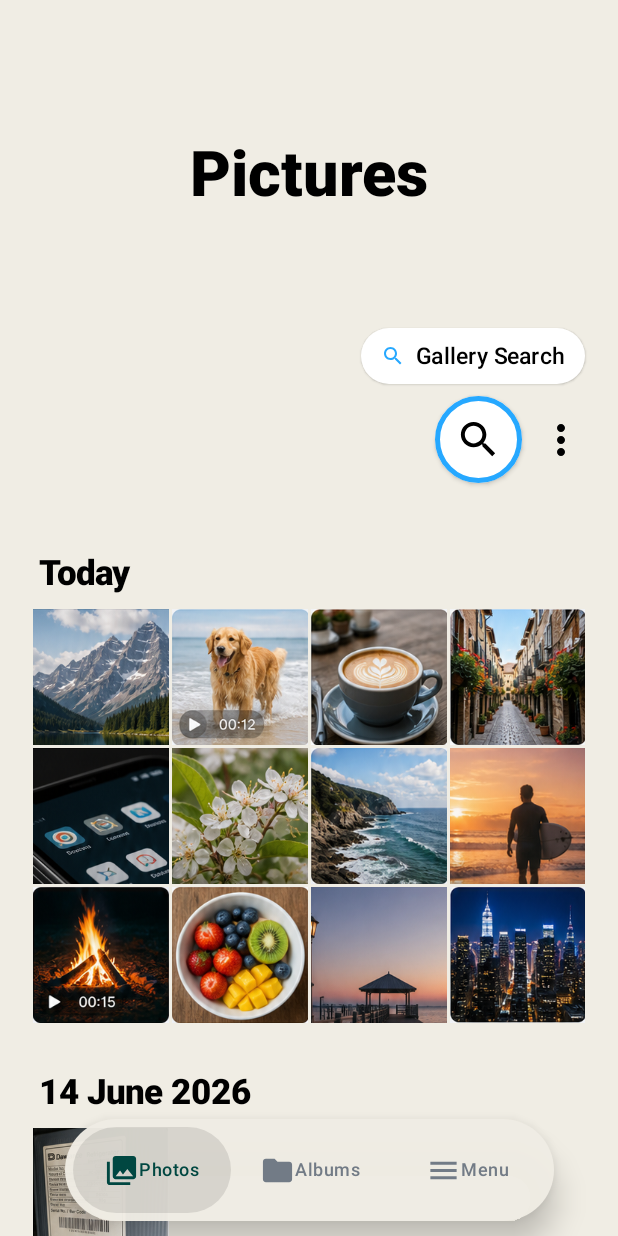
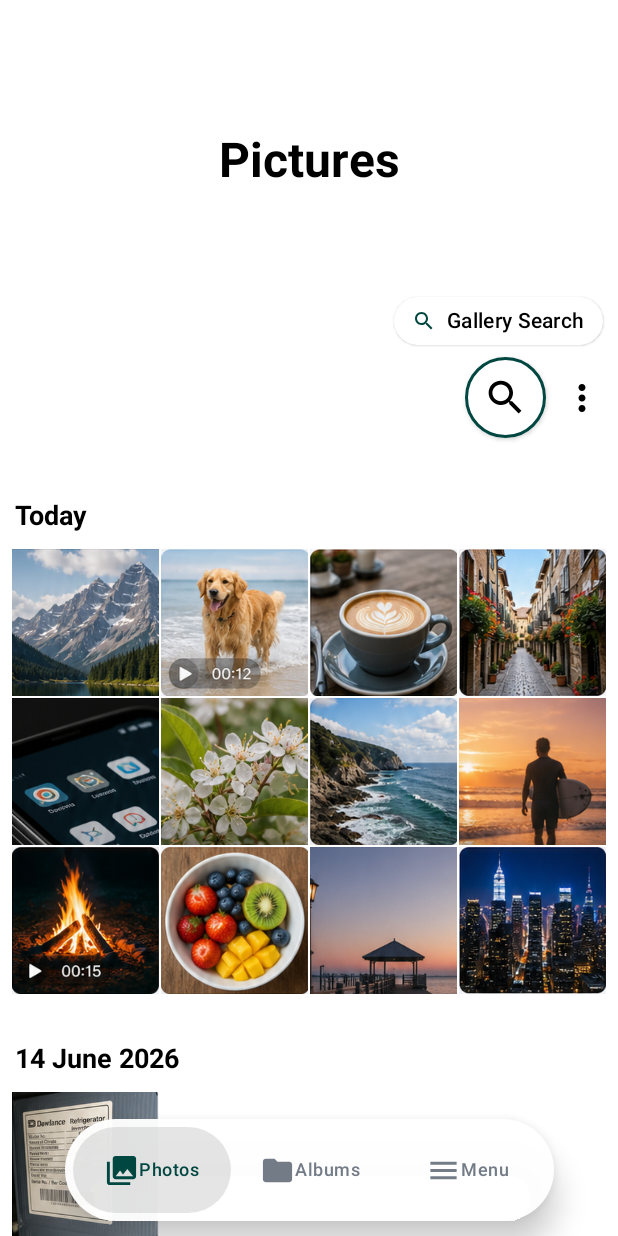
Before and after one commit to SwailumZafar/native-gallery, an Android app built with Jetpack Compose: the screen it shows after launch (MainActivity), on a phone screen of 412 x 824 dp. Run offline under Robolectric (Android 15) with nearby library versions, the phone set to English and light mode, and no system bars.

Commit message:
Tighten photos reference styling

```diff
--- a/app/src/main/java/com/example/nativegallery/ui/PhotosScreen.kt
+++ b/app/src/main/java/com/example/nativegallery/ui/PhotosScreen.kt
@@ -86,19 +86,19 @@ private fun PicturesHeader(
     Column(
         modifier = Modifier
             .fillMaxWidth()
-            .padding(start = 22.dp, top = 92.dp, end = 22.dp),
+            .padding(start = 10.dp, top = 88.dp, end = 10.dp),
         horizontalAlignment = Alignment.CenterHorizontally
     ) {
         Text(
             text = "Pictures",
             style = MaterialTheme.typography.headlineLarge.copy(
-                fontSize = 42.sp,
-                lineHeight = 48.sp,
-                fontWeight = FontWeight.Black
+                fontSize = 32.sp,
+                lineHeight = 38.sp,
+                fontWeight = FontWeight.Bold
             ),
             color = MaterialTheme.colorScheme.onBackground
         )
-        Spacer(Modifier.height(78.dp))
+        Spacer(Modifier.height(72.dp))
         Row(
             modifier = Modifier.fillMaxWidth(),
             horizontalArrangement = Arrangement.End
@@ -115,7 +115,7 @@ private fun PicturesHeader(
                         imageVector = Icons.Filled.MoreVert,
                         contentDescription = "More options",
                         tint = MaterialTheme.colorScheme.onBackground,
-                        modifier = Modifier.size(32.dp)
+                        modifier = Modifier.size(28.dp)
                     )
                 }
             }
@@ -124,7 +124,7 @@ private fun PicturesHeader(
             Spacer(Modifier.height(18.dp))
             mediaAccessNotice()
         }
-        Spacer(Modifier.height(46.dp))
+        Spacer(Modifier.height(40.dp))
     }
 }
 
@@ -136,13 +136,13 @@ private fun GallerySearchBubble() {
         shadowElevation = 1.dp
     ) {
         Row(
-            modifier = Modifier.padding(horizontal = 13.dp, vertical = 8.dp),
+            modifier = Modifier.padding(horizontal = 12.dp, vertical = 6.dp),
             verticalAlignment = Alignment.CenterVertically
         ) {
             Icon(
                 imageVector = Icons.Filled.Search,
                 contentDescription = null,
-                tint = Color(0xFF26A8FF),
+                tint = MaterialTheme.colorScheme.primary,
                 modifier = Modifier.size(16.dp)
             )
             Spacer(Modifier.size(7.dp))
@@ -160,8 +160,8 @@ private fun GallerySearchBubble() {
 private fun SearchCircle() {
     Surface(
         modifier = Modifier
-            .size(58.dp)
-            .border(3.dp, Color(0xFF26A8FF), CircleShape),
+            .size(54.dp)
+            .border(2.dp, MaterialTheme.colorScheme.primary, CircleShape),
         color = Color.White,
         shape = CircleShape,
         shadowElevation = 2.dp
@@ -170,7 +170,7 @@ private fun SearchCircle() {
             imageVector = Icons.Filled.Search,
             contentDescription = "Search",
             tint = Color.Black,
-            modifier = Modifier.padding(13.dp)
+            modifier = Modifier.padding(12.dp)
         )
     }
 }
@@ -188,11 +188,11 @@ private fun LazyListScope.photoSection(
     item(key = "section-$title", contentType = "photo-section-title") {
         Text(
             text = title,
-            modifier = Modifier.padding(horizontal = 26.dp),
+            modifier = Modifier.padding(horizontal = 10.dp),
             style = MaterialTheme.typography.titleLarge.copy(
-                fontSize = 23.sp,
-                lineHeight = 28.sp,
-                fontWeight = FontWeight.Black
+                fontSize = 18.sp,
+                lineHeight = 24.sp,
+                fontWeight = FontWeight.Bold
             ),
             color = MaterialTheme.colorScheme.onBackground
         )
@@ -206,10 +206,10 @@ private fun LazyListScope.photoSection(
         PhotoGridRow(
             mediaItems = rowItems,
             columns = columns,
-            spacing = 2.dp,
+            spacing = 1.dp,
             onMediaClick = onMediaClick
         )
-        Spacer(Modifier.height(2.dp))
+        Spacer(Modifier.height(1.dp))
     }
     item(key = "section-end-$title", contentType = "photo-section-end") {
         Spacer(Modifier.height(30.dp))
@@ -221,7 +221,7 @@ private fun LazyListScope.loadingPhotoSections() {
         item(key = "loading-section-$sectionIndex", contentType = "loading-section-title") {
             SkeletonBlock(
                 modifier = Modifier
-                    .padding(horizontal = 26.dp)
+                    .padding(horizontal = 10.dp)
                     .fillMaxWidth(0.28f)
                     .height(18.dp),
                 cornerRadius = 9.dp
@@ -233,8 +233,8 @@ private fun LazyListScope.loadingPhotoSections() {
             key = { rowIndex -> "loading-row-$sectionIndex-$rowIndex" },
             contentType = { "loading-photo-row" }
         ) {
-            PhotoSkeletonRow(columns = 4, spacing = 2.dp)
-            Spacer(Modifier.height(2.dp))
+            PhotoSkeletonRow(columns = 4, spacing = 1.dp)
+            Spacer(Modifier.height(1.dp))
         }
         item(key = "loading-section-end-$sectionIndex", contentType = "loading-section-end") {
             Spacer(Modifier.height(30.dp))
@@ -252,7 +252,7 @@ private fun PhotoGridRow(
     BoxWithConstraints(
         modifier = Modifier
             .fillMaxWidth()
-            .padding(horizontal = 22.dp)
+            .padding(horizontal = 8.dp)
     ) {
         val cellSize = (maxWidth - spacing * (columns - 1)) / columns
         Row(horizontalArrangement = Arrangement.spacedBy(spacing)) {
@@ -281,7 +281,7 @@ private fun PhotoSkeletonRow(
     BoxWithConstraints(
         modifier = Modifier
             .fillMaxWidth()
-            .padding(horizontal = 22.dp)
+            .padding(horizontal = 8.dp)
     ) {
         val cellSize = (maxWidth - spacing * (columns - 1)) / columns
         Row(horizontalArrangement = Arrangement.spacedBy(spacing)) {
--- a/app/src/main/java/com/example/nativegallery/ui/theme/Color.kt
+++ b/app/src/main/java/com/example/nativegallery/ui/theme/Color.kt
@@ -2,11 +2,11 @@ package com.example.nativegallery.ui.theme
 
 import androidx.compose.ui.graphics.Color
 
-val IcyBackground = Color(0xFFF0EDE4)
+val IcyBackground = Color(0xFFFFFFFF)
 val IcyBackgroundDark = Color(0xFF101820)
 val GalleryBlue = Color(0xFF004741)
 val GalleryBlueDark = Color(0xFF004741)
-val GallerySurface = Color(0xFFF0EDE4)
+val GallerySurface = Color(0xFFFFFFFF)
 val GallerySurfaceDark = Color(0xFF17212B)
 val GalleryTextMuted = Color(0xFF727B86)
-val GalleryLine = Color(0xFFE1DDD2)
+val GalleryLine = Color(0xFFE8E8E8)
--- a/app/src/main/java/com/example/nativegallery/ui/theme/Theme.kt
+++ b/app/src/main/java/com/example/nativegallery/ui/theme/Theme.kt
@@ -14,7 +14,7 @@ private val LightColorScheme = lightColorScheme(
     onBackground = Color.Black,
     surface = GallerySurface,
     onSurface = Color.Black,
-    surfaceVariant = Color(0xFFE6E0D2),
+    surfaceVariant = Color(0xFFF2F2F2),
     onSurfaceVariant = GalleryTextMuted,
     outline = GalleryLine
 )
--- a/app/src/main/java/com/example/nativegallery/ui/theme/Type.kt
+++ b/app/src/main/java/com/example/nativegallery/ui/theme/Type.kt
@@ -8,30 +8,30 @@ import androidx.compose.ui.unit.sp
 val GalleryTypography = Typography().copy(
     headlineLarge = Typography().headlineLarge.copy(
         fontFamily = FontFamily.SansSerif,
-        fontSize = 42.sp,
-        lineHeight = 48.sp,
-        fontWeight = FontWeight.Black
+        fontSize = 36.sp,
+        lineHeight = 42.sp,
+        fontWeight = FontWeight.Bold
     ),
     titleLarge = Typography().titleLarge.copy(
         fontFamily = FontFamily.SansSerif,
-        fontSize = 25.sp,
-        lineHeight = 32.sp,
+        fontSize = 22.sp,
+        lineHeight = 28.sp,
         fontWeight = FontWeight.Bold
     ),
     titleMedium = Typography().titleMedium.copy(
         fontFamily = FontFamily.SansSerif,
-        fontSize = 18.sp,
-        lineHeight = 24.sp,
+        fontSize = 16.sp,
+        lineHeight = 22.sp,
         fontWeight = FontWeight.SemiBold
     ),
     bodyLarge = Typography().bodyLarge.copy(
         fontFamily = FontFamily.SansSerif,
-        fontSize = 18.sp,
-        lineHeight = 24.sp
+        fontSize = 16.sp,
+        lineHeight = 22.sp
     ),
     bodyMedium = Typography().bodyMedium.copy(
         fontFamily = FontFamily.SansSerif,
-        fontSize = 15.sp,
-        lineHeight = 21.sp
+        fontSize = 14.sp,
+        lineHeight = 20.sp
     )
 )
```
